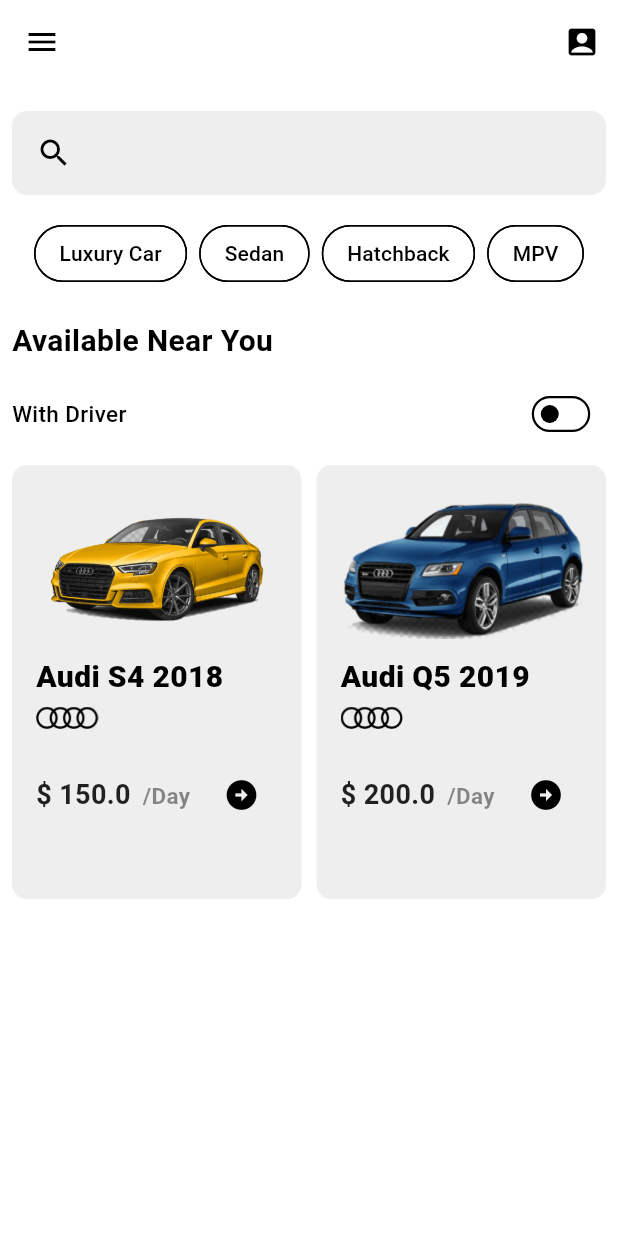
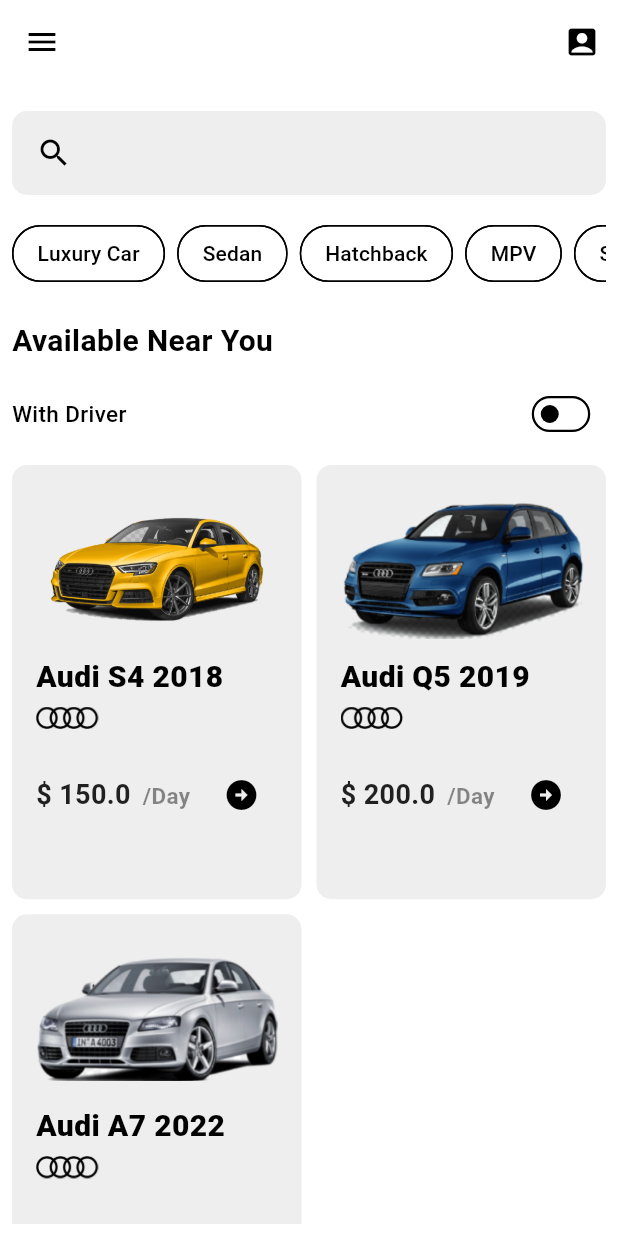
Before and after one commit to Yudhono/dummy-car-rent, a Flutter app: the screen it shows after launch, on a phone screen of 412 x 824 dp. Run offline on Flutter 3.47's test engine with Material 3 defaults, Android fonts, the phone set to English and light mode, and no system bars.

Commit message:
add carType filter

```diff
--- a/lib/data/carData.dart
+++ b/lib/data/carData.dart
@@ -6,6 +6,7 @@ class Car {
   final double price;
   final String duration;
   final bool withDriver;
+  final String carType;
 
   Car(
       {required this.name,
@@ -13,7 +14,8 @@ class Car {
       required this.logoPath,
       required this.price,
       required this.duration,
-      required this.withDriver});
+      required this.withDriver,
+      required this.carType});
 }
 
 List<Car> carData = [
@@ -24,7 +26,7 @@ List<Car> carData = [
       price: 150,
       duration: ' /Day',
       withDriver: false,
-  ),
+      carType: 'SEDAN'),
   Car(
       name: 'Audi Q5 2019',
       imagePath: 'assets/audi-q5.png',
@@ -32,7 +34,7 @@ List<Car> carData = [
       price: 200,
       duration: ' /Day',
       withDriver: false,
-  ),
+      carType: 'SUV'),
   Car(
       name: 'Audi A7 2022',
       imagePath: 'assets/audi-a7.png',
@@ -40,5 +42,5 @@ List<Car> carData = [
       price: 250,
       duration: ' /Day',
       withDriver: true,
-  ),
+      carType: 'LUXURY'),
 ];
--- a/lib/screen/home_screen.dart
+++ b/lib/screen/home_screen.dart
@@ -57,12 +57,39 @@ class _MyHomePageState extends State<HomeScreen> {
     });
   }
 
+  List<Car> _filterCars() {
+    List<Car> filteredCars = carData;
+    if (_withDriver) {
+      filteredCars = filteredCars.where((car) => car.withDriver).toList();
+    }
+    if (_selectedChips.isNotEmpty) {
+      final selectedTypes = _selectedChips.map((index) {
+        switch (index) {
+          case 0:
+            return 'LUXURY';
+          case 1:
+            return 'SEDAN';
+          case 2:
+            return 'HATCHBACK';
+          case 3:
+            return 'MPV';
+          case 4:
+            return 'SUV';
+          default:
+            return '';
+        }
+      }).toSet();
+      filteredCars = filteredCars
+          .where((car) => selectedTypes.contains(car.carType))
+          .toList();
+    }
+    return filteredCars;
+  }
+
   @override
   Widget build(BuildContext context) {
-    print('with driver ${_withDriver}');
-    List<Car> filteredCarData = _withDriver
-        ? carData.where((car) => car.withDriver == true).toList()
-        : carData.where((car) => car.withDriver == false).toList();
+    List<Car> filteredCarData = _filterCars();
+
     return Scaffold(
       backgroundColor: Theme.of(context).colorScheme.surface,
       drawer: Drawer(
@@ -233,6 +260,23 @@ class _MyHomePageState extends State<HomeScreen> {
                         _onChipSelected(3);
                       },
                     ),
+                    const SizedBox(
+                      width: 8,
+                    ),
+                    ChoiceChip(
+                      label: const Text('SUV'),
+                      selected: _selectedChips.contains(4),
+                      labelStyle: TextStyle(
+                        color: _selectedChips.contains(4) ? Colors.white : null,
+                      ),
+                      selectedColor: Colors.black87,
+                      checkmarkColor: Colors.white,
+                      shape: RoundedRectangleBorder(
+                          borderRadius: BorderRadius.circular(50)),
+                      onSelected: (bool selected) {
+                        _onChipSelected(4);
+                      },
+                    ),
                   ],
                 ),
               ),
```
Lines whose indentation alone changed are shown as unchanged.
